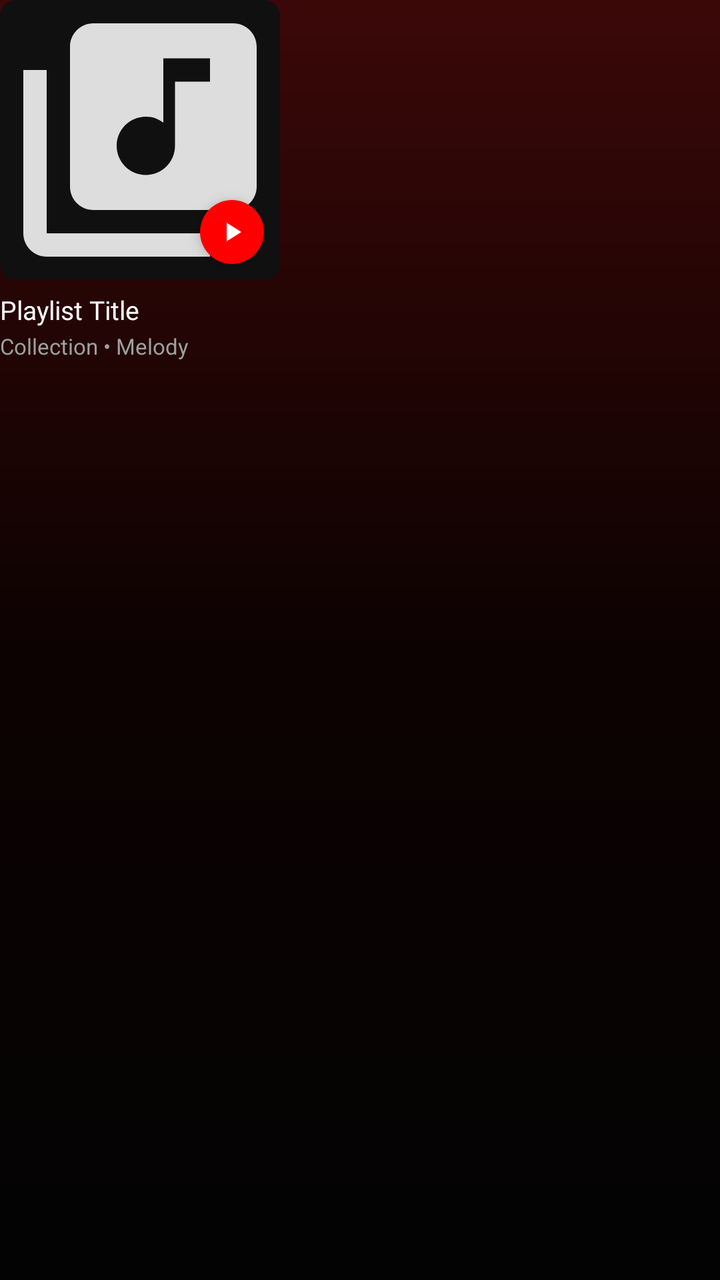
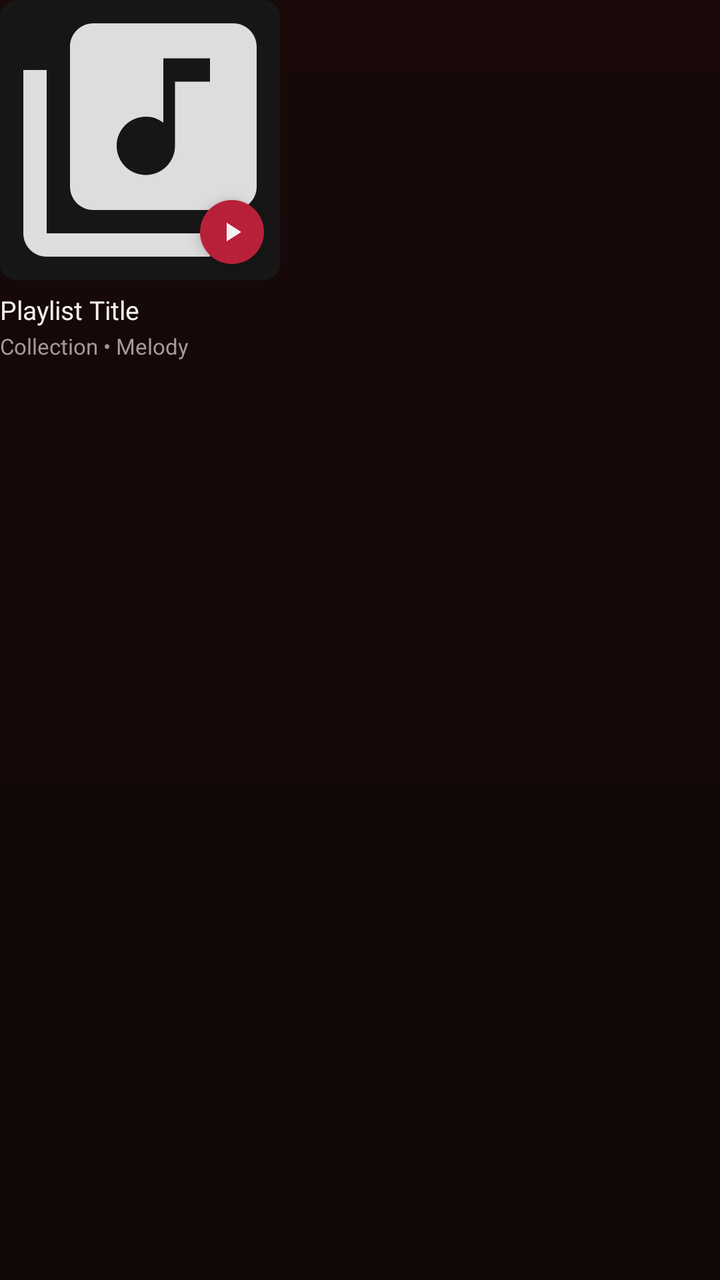

An Android layout rendered at two revisions. The XML below is the earlier revision; the diff shows what the commit changed to produce the second picture.
<!-- AndroidManifest.xml: application theme Theme.BraveMusicPlayer -->
<!-- res/layout/item_playlist_card_compact.xml -->
<?xml version="1.0" encoding="utf-8"?>
<LinearLayout xmlns:android="http://schemas.android.com/apk/res/android"
    xmlns:app="http://schemas.android.com/apk/res-auto"
    android:layout_width="140dp"
    android:layout_height="wrap_content"
    android:layout_marginEnd="12dp"
    android:clickable="true"
    android:focusable="true"
    android:orientation="vertical">

    <androidx.cardview.widget.CardView
        android:layout_width="140dp"
        android:layout_height="140dp"
        app:cardBackgroundColor="@color/surface_black"
        app:cardCornerRadius="8dp"
        app:cardElevation="0dp">

        <RelativeLayout
            android:layout_width="match_parent"
            android:layout_height="match_parent">

            <ImageView
                android:id="@+id/ivPlaylistCover"
                android:layout_width="match_parent"
                android:layout_height="match_parent"
                android:contentDescription="Playlist Artwork"
                android:scaleType="centerCrop"
                android:src="@drawable/ic_library_music" />

            <View
                android:layout_width="match_parent"
                android:layout_height="match_parent"
                android:background="#22000000" />

            <FrameLayout
                android:id="@+id/btnPlaylistQuickPlay"
                android:layout_width="32dp"
                android:layout_height="32dp"
                android:layout_alignParentEnd="true"
                android:layout_alignParentBottom="true"
                android:layout_margin="8dp"
                android:background="@drawable/bg_play_circle_red"
                android:elevation="4dp">

                <ImageView
                    android:layout_width="16dp"
                    android:layout_height="16dp"
                    android:layout_gravity="center"
                    android:src="@drawable/ic_play_arrow"
                    app:tint="@color/white_primary" />
            </FrameLayout>
        </RelativeLayout>
    </androidx.cardview.widget.CardView>

    <TextView
        android:id="@+id/tvPlaylistTitle"
        android:layout_width="match_parent"
        android:layout_height="wrap_content"
        android:layout_marginTop="6dp"
        android:ellipsize="end"
        android:fontFamily="@font/youtube_sans_bold_font"
        android:maxLines="1"
        android:text="Playlist Title"
        android:textColor="@color/white_primary"
        android:textSize="13sp" />

    <TextView
        android:id="@+id/tvPlaylistSubtitle"
        android:layout_width="match_parent"
        android:layout_height="wrap_content"
        android:layout_marginTop="2dp"
        android:ellipsize="end"
        android:fontFamily="sans-serif"
        android:maxLines="1"
        android:text="Collection • Melody"
        android:textColor="@color/muted_grey"
        android:textSize="11sp" />

</LinearLayout>
<!-- resources referenced by this layout -->
<resources>
  <color name="muted_grey">#9F9F9F</color>
  <color name="surface_black">#121212</color>
  <color name="white_primary">#FFFFFF</color>
  <!-- drawable bg_play_circle_red (drawable) -->
  <?xml version="1.0" encoding="utf-8"?>
  <shape xmlns:android="http://schemas.android.com/apk/res/android"
      android:shape="oval">
      <solid android:color="@color/youtube_red" />
  </shape>
  <!-- drawable ic_library_music (drawable) -->
  <vector xmlns:android="http://schemas.android.com/apk/res/android"
      android:width="24dp"
      android:height="24dp"
      android:viewportWidth="24"
      android:viewportHeight="24">
      <path
          android:fillColor="#FFFFFFFF"
          android:pathData="M20,2H8c-1.1,0 -2,0.9 -2,2v12c0,1.1 0.9,2 2,2h12c1.1,0 2,-0.9 2,-2V4c0,-1.1 -0.9,-2 -2,-2zm-2,5h-3v5.5c0,1.38 -1.12,2.5 -2.5,2.5S10,13.88 10,12.5s1.12,-2.5 2.5,-2.5c0.57,0 1.08,0.19 1.5,0.51V5h4v2zM4,6H2v14c0,1.1 0.9,2 2,2h14v-2H4V6z"/>
  </vector>
  <!-- drawable ic_play_arrow (drawable) -->
  <vector xmlns:android="http://schemas.android.com/apk/res/android"
      android:width="24dp"
      android:height="24dp"
      android:viewportWidth="24"
      android:viewportHeight="24">
      <path
          android:fillColor="#FFFFFFFF"
          android:pathData="M8,5v14l11,-7z"/>
  </vector>
  <style name="Theme.BraveMusicPlayer" parent="Theme.MaterialComponents.DayNight.NoActionBar">
          <item name="colorPrimary">@color/youtube_red</item>
          <item name="colorPrimaryVariant">@color/surface_black</item>
          <item name="colorOnPrimary">@color/white_primary</item>
          <item name="colorSecondary">@color/youtube_red</item>
          <item name="colorSecondaryVariant">@color/youtube_red</item>
          <item name="colorOnSecondary">@color/white_primary</item>
          <item name="android:colorBackground">@color/deep_black</item>
          <item name="android:statusBarColor">@color/ytm_bg_top_glow</item>
          <item name="android:navigationBarColor">@color/surface_black</item>
          <item name="android:windowBackground">@drawable/bg_ytm_gradient</item>
          <item name="bottomSheetDialogTheme">@style/YtmBottomSheetDialogTheme</item>
      </style>
  <color name="youtube_red">#FF0000</color>
  <color name="deep_black">#030303</color>
  <color name="ytm_bg_top_glow">#3B0808</color>
  <!-- drawable bg_ytm_gradient (drawable) -->
  <?xml version="1.0" encoding="utf-8"?>
  <shape xmlns:android="http://schemas.android.com/apk/res/android"
      android:shape="rectangle">
      <gradient
          android:angle="270"
          android:startColor="@color/ytm_bg_top_glow"
          android:centerColor="@color/ytm_bg_middle"
          android:endColor="@color/ytm_bg_main"
          android:type="linear" />
  </shape>
  <style name="YtmBottomSheetDialogTheme" parent="Theme.Design.Light.BottomSheetDialog">
          <item name="bottomSheetStyle">@style/YtmBottomSheetStyle</item>
          <item name="android:windowIsFloating">false</item>
          <item name="android:navigationBarColor">@color/surface_black</item>
      </style>
  <color name="ytm_bg_middle">#0D0202</color>
  <color name="ytm_bg_main">#030303</color>
  <style name="YtmBottomSheetStyle" parent="Widget.Design.BottomSheet.Modal">
          <item name="android:background">@android:color/transparent</item>
      </style>
</resources>

<!-- the commit's change to res/layout/item_playlist_card_compact.xml (unified diff, before → after) -->
@@ -11,7 +11,7 @@
     <androidx.cardview.widget.CardView
         android:layout_width="140dp"
         android:layout_height="140dp"
-        app:cardBackgroundColor="@color/surface_black"
+        app:cardBackgroundColor="@color/surfaceCard"
         app:cardCornerRadius="8dp"
         app:cardElevation="0dp">
 
@@ -47,7 +47,7 @@
                     android:layout_height="16dp"
                     android:layout_gravity="center"
                     android:src="@drawable/ic_play_arrow"
-                    app:tint="@color/white_primary" />
+                    app:tint="@color/textPrimary" />
             </FrameLayout>
         </RelativeLayout>
     </androidx.cardview.widget.CardView>
@@ -61,7 +61,7 @@
         android:fontFamily="@font/youtube_sans_bold_font"
         android:maxLines="1"
         android:text="Playlist Title"
-        android:textColor="@color/white_primary"
+        android:textColor="@color/textPrimary"
         android:textSize="13sp" />
 
     <TextView
@@ -73,7 +73,7 @@
         android:fontFamily="sans-serif"
         android:maxLines="1"
         android:text="Collection • Melody"
-        android:textColor="@color/muted_grey"
+        android:textColor="@color/textSecondary"
         android:textSize="11sp" />
 
 </LinearLayout>
<!-- resource entries referenced after the edit -->
@@ -1,13 +1,13 @@
 <!-- resources referenced by this layout -->
 <resources>
-  <color name="muted_grey">#9F9F9F</color>
-  <color name="surface_black">#121212</color>
-  <color name="white_primary">#FFFFFF</color>
+  <color name="surfaceCard">#1B1919</color>
+  <color name="textPrimary">#F5F1F1</color>
+  <color name="textSecondary">#A49A9A</color>
   <!-- drawable bg_play_circle_red (drawable) -->
   <?xml version="1.0" encoding="utf-8"?>
   <shape xmlns:android="http://schemas.android.com/apk/res/android"
       android:shape="oval">
-      <solid android:color="@color/youtube_red" />
+      <solid android:color="@color/accentPrimary" />
   </shape>
   <!-- drawable ic_library_music (drawable) -->
   <vector xmlns:android="http://schemas.android.com/apk/res/android"
@@ -30,40 +30,38 @@
           android:pathData="M8,5v14l11,-7z"/>
   </vector>
   <style name="Theme.BraveMusicPlayer" parent="Theme.MaterialComponents.DayNight.NoActionBar">
-          <item name="colorPrimary">@color/youtube_red</item>
-          <item name="colorPrimaryVariant">@color/surface_black</item>
-          <item name="colorOnPrimary">@color/white_primary</item>
-          <item name="colorSecondary">@color/youtube_red</item>
-          <item name="colorSecondaryVariant">@color/youtube_red</item>
-          <item name="colorOnSecondary">@color/white_primary</item>
-          <item name="android:colorBackground">@color/deep_black</item>
-          <item name="android:statusBarColor">@color/ytm_bg_top_glow</item>
-          <item name="android:navigationBarColor">@color/surface_black</item>
+          <item name="colorPrimary">@color/accentPrimary</item>
+          <item name="colorPrimaryVariant">@color/surfaceCard</item>
+          <item name="colorOnPrimary">@color/textPrimary</item>
+          <item name="colorSecondary">@color/accentPrimary</item>
+          <item name="colorSecondaryVariant">@color/accentPressed</item>
+          <item name="colorOnSecondary">@color/textPrimary</item>
+          <item name="android:colorBackground">@color/background</item>
+          <item name="android:statusBarColor">@color/background</item>
+          <item name="android:navigationBarColor">@color/background</item>
           <item name="android:windowBackground">@drawable/bg_ytm_gradient</item>
-          <item name="bottomSheetDialogTheme">@style/YtmBottomSheetDialogTheme</item>
+          <item name="bottomSheetDialogTheme">@style/MelodyBottomSheetDialogTheme</item>
       </style>
-  <color name="youtube_red">#FF0000</color>
-  <color name="deep_black">#030303</color>
-  <color name="ytm_bg_top_glow">#3B0808</color>
+  <color name="accentPrimary">#B8203A</color>
+  <color name="accentPressed">#8F1830</color>
+  <color name="background">#100707</color>
   <!-- drawable bg_ytm_gradient (drawable) -->
   <?xml version="1.0" encoding="utf-8"?>
   <shape xmlns:android="http://schemas.android.com/apk/res/android"
       android:shape="rectangle">
       <gradient
           android:angle="270"
-          android:startColor="@color/ytm_bg_top_glow"
-          android:centerColor="@color/ytm_bg_middle"
-          android:endColor="@color/ytm_bg_main"
+          android:startColor="@color/backgroundSecondary"
+          android:endColor="@color/background"
           android:type="linear" />
   </shape>
-  <style name="YtmBottomSheetDialogTheme" parent="Theme.Design.Light.BottomSheetDialog">
-          <item name="bottomSheetStyle">@style/YtmBottomSheetStyle</item>
+  <style name="MelodyBottomSheetDialogTheme" parent="Theme.Design.Light.BottomSheetDialog">
+          <item name="bottomSheetStyle">@style/MelodyBottomSheetStyle</item>
           <item name="android:windowIsFloating">false</item>
-          <item name="android:navigationBarColor">@color/surface_black</item>
+          <item name="android:navigationBarColor">@color/background</item>
       </style>
-  <color name="ytm_bg_middle">#0D0202</color>
-  <color name="ytm_bg_main">#030303</color>
-  <style name="YtmBottomSheetStyle" parent="Widget.Design.BottomSheet.Modal">
+  <color name="backgroundSecondary">#190909</color>
+  <style name="MelodyBottomSheetStyle" parent="Widget.Design.BottomSheet.Modal">
           <item name="android:background">@android:color/transparent</item>
       </style>
 </resources>
